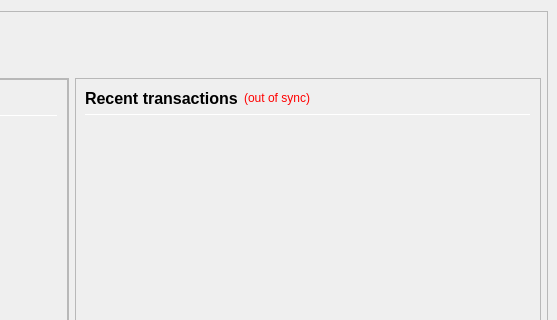
Old version of the form src/qt/forms/overviewpage.ui in the repository KABBERRY/Kabberry-Coin; both pictures show x 421 to 978 and y 0 to 320 of the 978 by 841 pixel window.
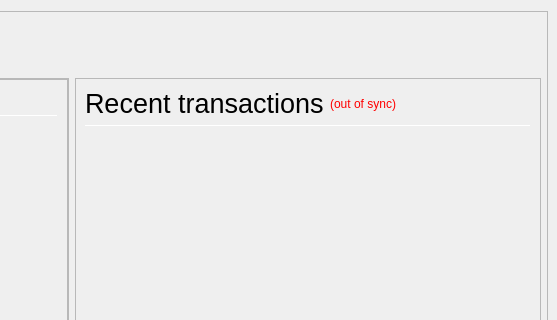
New version of the form.

The edit to the form file:
```diff
--- a/src/qt/forms/overviewpage.ui
+++ b/src/qt/forms/overviewpage.ui
@@ -1098,9 +1098,9 @@
                       </property>
                       <property name="font">
                        <font>
-                        <pointsize>12</pointsize>
-                        <weight>75</weight>
-                        <bold>true</bold>
+                        <pointsize>20</pointsize>
+                        <weight>50</weight>
+                        <bold>false</bold>
                        </font>
                       </property>
                       <property name="text">
```
Left out of the diff: 7 changed lines with no effect on the pictures.
